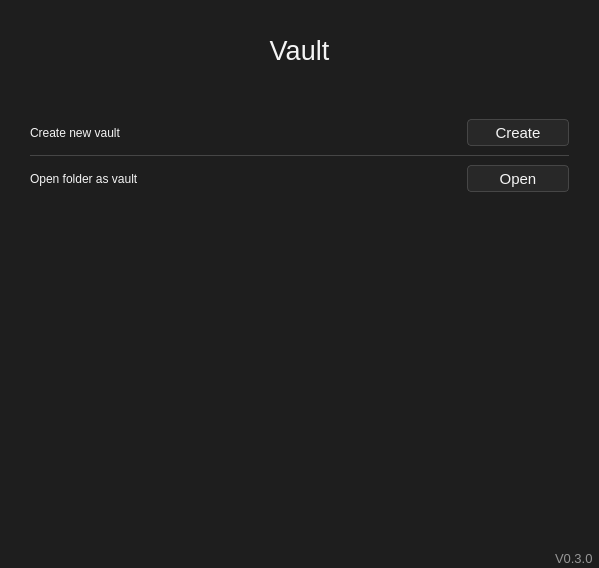
The window that src/forms/VaultTitle.ui (Nothing031/Vault) describes before a commit, drawn with Qt 5.
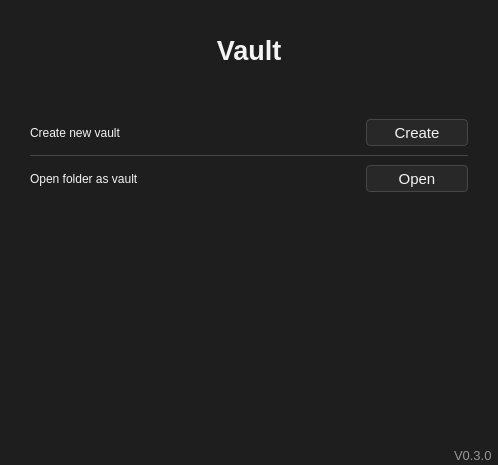
The same window after the commit.

```diff
--- a/src/forms/VaultTitle.ui
+++ b/src/forms/VaultTitle.ui
@@ -6,20 +6,20 @@
    <rect>
     <x>0</x>
     <y>0</y>
-    <width>599</width>
-    <height>568</height>
+    <width>498</width>
+    <height>465</height>
    </rect>
   </property>
   <property name="minimumSize">
    <size>
-    <width>599</width>
-    <height>568</height>
+    <width>0</width>
+    <height>0</height>
    </size>
   </property>
   <property name="maximumSize">
    <size>
-    <width>599</width>
-    <height>568</height>
+    <width>16777215</width>
+    <height>16777215</height>
    </size>
   </property>
   <property name="windowTitle">
@@ -58,6 +58,9 @@
 QLabel{
 	background: transparent;
 }
+#MainLabel{
+	font: 700 20pt;
+}
 #VersionLabel{
 	font: 10pt;
 	color: rgb(150, 150, 150);
@@ -73,9 +76,7 @@
 	min-width: 0px;
 	max-width: 1000px;
 }
-#MainLabel{
-	font: 20pt;
-}
+
 </string>
   </property>
   <layout class="QGridLayout" name="gridLayout">
@@ -122,7 +123,7 @@
        <family>Arial</family>
        <pointsize>20</pointsize>
        <italic>false</italic>
-       <bold>false</bold>
+       <bold>true</bold>
       </font>
      </property>
      <property name="text">
```
